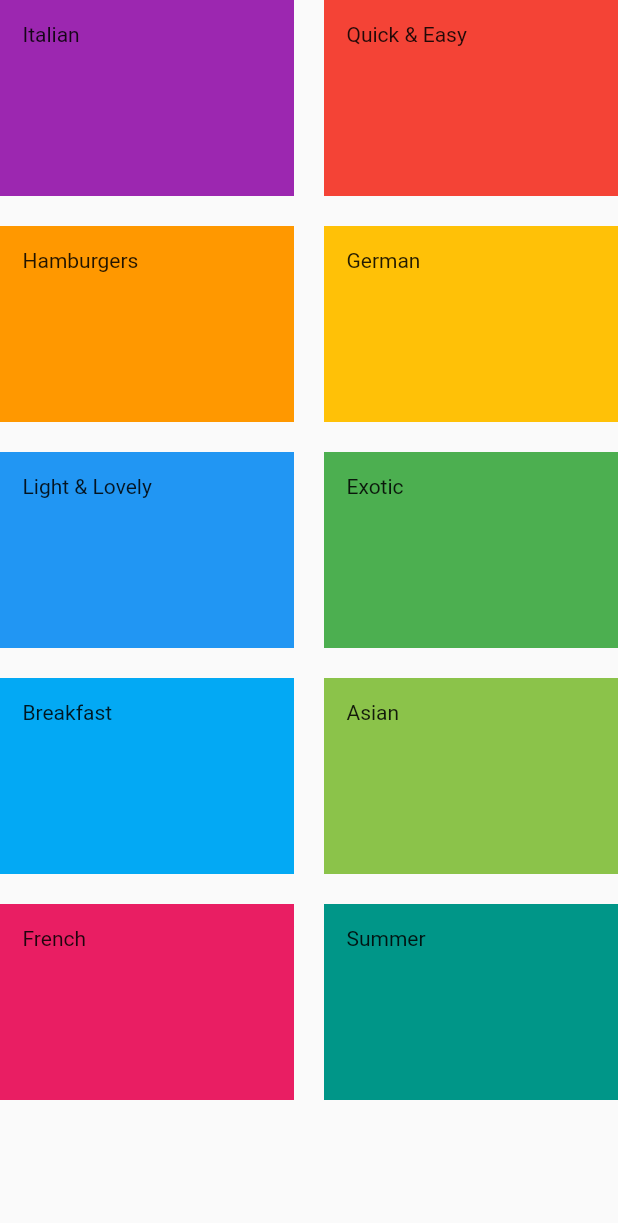
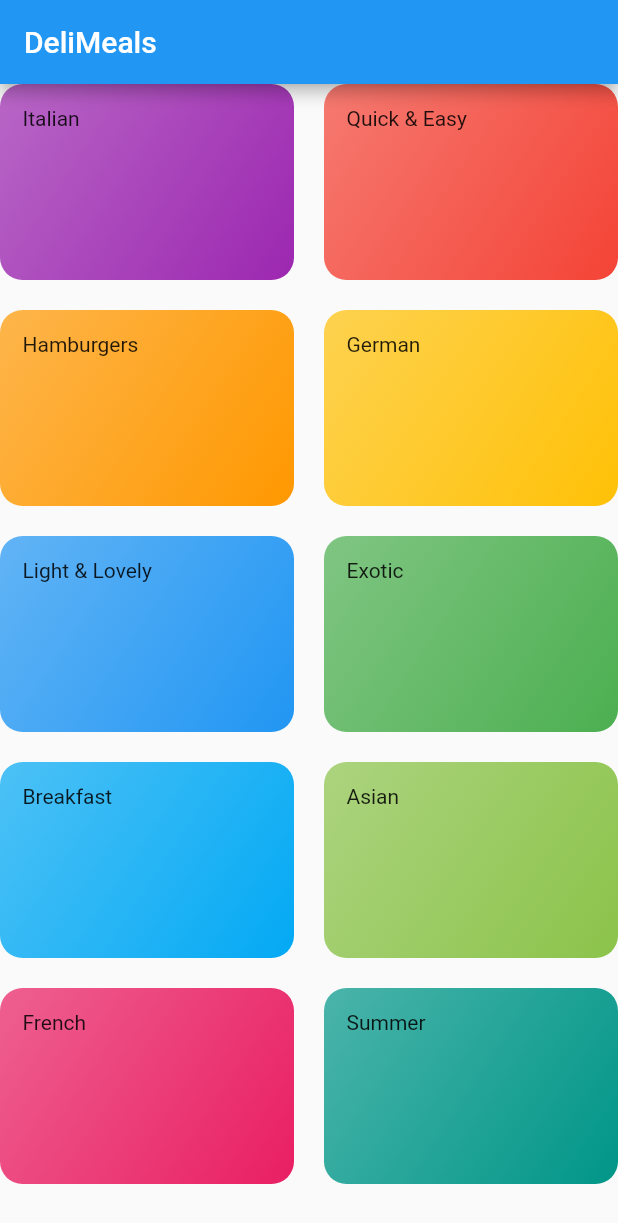
Before and after one commit to cozyfex/flutter_meals_app, a Flutter app: the CategoriesScreen screen opened directly, on a phone screen of 412 x 824 dp. Shown: the top 1223 px of the screen. Run offline on Flutter 3.47's test engine with Material 2 defaults, Android fonts, the phone set to English and light mode, and no system bars.

Commit message:
Registering a Screen as the Main Screen / fix category_item's color

```diff
--- a/lib/categories_screen.dart
+++ b/lib/categories_screen.dart
@@ -7,12 +7,18 @@ import 'dummy-data.dart';
 class CategoriesScreen extends StatelessWidget {
   @override
   Widget build(BuildContext context) {
-    return GridView(
+    return Scaffold(
+      appBar: AppBar(
+        title: const Text('DeliMeals'),
+      ),
+      body: GridView(
         children: DUMMY_CATEGORIES
-          .map((caData) => CategoryItem(
+            .map(
+              (caData) => CategoryItem(
                 caData.title,
                 caData.color,
-              ))
+              ),
+            )
             .toList(),
         gridDelegate: SliverGridDelegateWithMaxCrossAxisExtent(
           maxCrossAxisExtent: 200,
@@ -20,6 +26,7 @@ class CategoriesScreen extends StatelessWidget {
           crossAxisSpacing: 20,
           mainAxisSpacing: 20,
         ),
+      ),
     );
   }
 }
--- a/lib/category_item.dart
+++ b/lib/category_item.dart
@@ -11,7 +11,6 @@ class CategoryItem extends StatelessWidget {
     return Container(
       padding: const EdgeInsets.all(15),
       child: Text(title),
-      color: color,
       decoration: BoxDecoration(
         gradient: LinearGradient(
           colors: [
@@ -21,7 +20,7 @@ class CategoryItem extends StatelessWidget {
           begin: Alignment.topLeft,
           end: Alignment.bottomRight,
         ),
-        borderRadius: BorderRadius.circular(15),
+        borderRadius: BorderRadius.circular(15)
       ),
     );
   }
--- a/lib/main.dart
+++ b/lib/main.dart
@@ -1,4 +1,6 @@
 import 'package:flutter/material.dart';
+
+import 'categories_screen.dart';
 
 void main() => runApp(MyApp());
 
@@ -10,7 +12,7 @@ class MyApp extends StatelessWidget {
       theme: ThemeData(
         primarySwatch: Colors.blue,
       ),
-      home: MyHomePage(),
+      home: CategoriesScreen(),
     );
   }
 }
```
Lines whose indentation alone changed are shown as unchanged.
